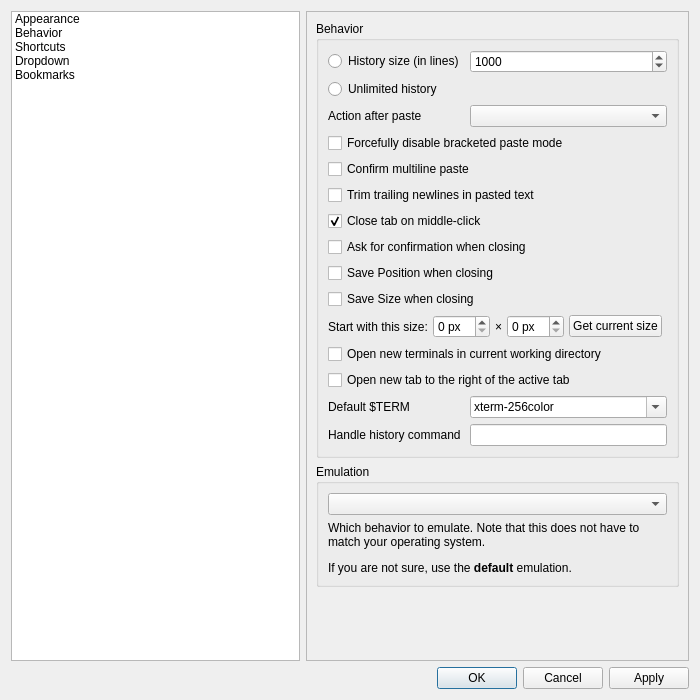
Above: src/forms/propertiesdialog.ui from lxqt/qterminal before the change. Below: the same form after it.
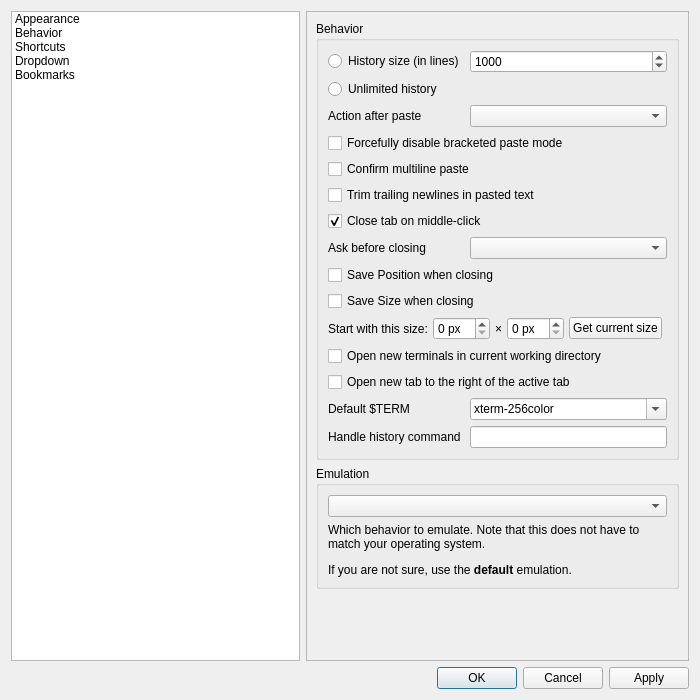
That is the form after the change. The open tabs and pages were chosen to show the change. Icons and pictures are not drawn.

Commit message: #173 change setting for ask exit dialog

Patch:
```diff
--- a/src/forms/propertiesdialog.ui
+++ b/src/forms/propertiesdialog.ui
@@ -70,6 +70,9 @@
    </item>
    <item row="0" column="1">
     <widget class="QStackedWidget" name="stackedWidget">
+     <property name="enabled">
+      <bool>true</bool>
+     </property>
      <property name="frameShape">
       <enum>QFrame::StyledPanel</enum>
      </property>
@@ -562,8 +565,8 @@
            <rect>
             <x>0</x>
             <y>0</y>
-            <width>464</width>
-            <height>633</height>
+            <width>452</width>
+            <height>712</height>
            </rect>
           </property>
           <layout class="QGridLayout" name="gridLayout_5">
@@ -611,7 +614,67 @@
               <string>Behavior</string>
              </property>
              <layout class="QGridLayout" name="gridLayout_2">
-              <item row="14" column="0">
+              <item row="9" column="0" colspan="2">
+               <widget class="QCheckBox" name="savePosOnExitCheckBox">
+                <property name="text">
+                 <string>Save Position when closing</string>
+                </property>
+               </widget>
+              </item>
+              <item row="13" column="0" colspan="2">
+               <widget class="QCheckBox" name="openNewTabRightToActiveTabCheckBox">
+                <property name="toolTip">
+                 <string>If unchecked the new tab will be opened as the rightmost tab</string>
+                </property>
+                <property name="text">
+                 <string>Open new tab to the right of the active tab</string>
+                </property>
+               </widget>
+              </item>
+              <item row="4" column="0" colspan="2">
+               <widget class="QCheckBox" name="confirmMultilinePasteCheckBox">
+                <property name="text">
+                 <string>Confirm multiline paste</string>
+                </property>
+               </widget>
+              </item>
+              <item row="5" column="0" colspan="2">
+               <widget class="QCheckBox" name="trimPastedTrailingNewlinesCheckBox">
+                <property name="text">
+                 <string>Trim trailing newlines in pasted text</string>
+                </property>
+               </widget>
+              </item>
+              <item row="2" column="1">
+               <widget class="QComboBox" name="motionAfterPasting_comboBox"/>
+              </item>
+              <item row="14" column="1">
+               <widget class="QComboBox" name="termComboBox">
+                <property name="sizePolicy">
+                 <sizepolicy hsizetype="Expanding" vsizetype="Fixed">
+                  <horstretch>0</horstretch>
+                  <verstretch>0</verstretch>
+                 </sizepolicy>
+                </property>
+                <property name="editable">
+                 <bool>true</bool>
+                </property>
+                <property name="currentIndex">
+                 <number>1</number>
+                </property>
+                <item>
+                 <property name="text">
+                  <string notr="true">xterm</string>
+                 </property>
+                </item>
+                <item>
+                 <property name="text">
+                  <string notr="true">xterm-256color</string>
+                 </property>
+                </item>
+               </widget>
+              </item>
+              <item row="15" column="0">
                <widget class="QLabel" name="label_17">
                 <property name="toolTip">
                  <string>This command will be run with an argument containing the file name of a tempfile containing the scrollback history</string>
@@ -621,7 +684,61 @@
                 </property>
                </widget>
               </item>
+              <item row="6" column="0" colspan="2">
+               <widget class="QCheckBox" name="closeTabOnMiddleClickCheckBox">
+                <property name="text">
+                 <string>Close tab on middle-click</string>
+                </property>
+                <property name="checked">
+                 <bool>true</bool>
+                </property>
+               </widget>
+              </item>
+              <item row="0" column="1">
+               <widget class="QSpinBox" name="historyLimitedTo">
+                <property name="minimum">
+                 <number>100</number>
+                </property>
+                <property name="maximum">
+                 <number>1000000</number>
+                </property>
+                <property name="value">
+                 <number>1000</number>
+                </property>
+               </widget>
+              </item>
+              <item row="14" column="0">
+               <widget class="QLabel" name="label_14">
+                <property name="text">
+                 <string>Default $TERM</string>
+                </property>
+               </widget>
+              </item>
+              <item row="15" column="1">
+               <widget class="QLineEdit" name="handleHistoryLineEdit"/>
+              </item>
+              <item row="1" column="0" colspan="2">
+               <widget class="QRadioButton" name="historyUnlimited">
+                <property name="text">
+                 <string>Unlimited history</string>
+                </property>
+               </widget>
+              </item>
               <item row="10" column="0" colspan="2">
+               <widget class="QCheckBox" name="saveSizeOnExitCheckBox">
+                <property name="text">
+                 <string>Save Size when closing</string>
+                </property>
+               </widget>
+              </item>
+              <item row="0" column="0">
+               <widget class="QRadioButton" name="historyLimited">
+                <property name="text">
+                 <string>History size (in lines)</string>
+                </property>
+               </widget>
+              </item>
+              <item row="11" column="0" colspan="2">
                <layout class="QHBoxLayout" name="horizontalLayout_4">
                 <property name="spacing">
                  <number>5</number>
@@ -679,30 +796,11 @@
                 </item>
                </layout>
               </item>
-              <item row="13" column="1">
-               <widget class="QComboBox" name="termComboBox">
-                <property name="sizePolicy">
-                 <sizepolicy hsizetype="Expanding" vsizetype="Fixed">
-                  <horstretch>0</horstretch>
-                  <verstretch>0</verstretch>
-                 </sizepolicy>
+              <item row="12" column="0" colspan="2">
+               <widget class="QCheckBox" name="useCwdCheckBox">
+                <property name="text">
+                 <string>Open new terminals in current working directory</string>
                 </property>
-                <property name="editable">
-                 <bool>true</bool>
-                </property>
-                <property name="currentIndex">
-                 <number>1</number>
-                </property>
-                <item>
-                 <property name="text">
-                  <string notr="true">xterm</string>
-                 </property>
-                </item>
-                <item>
-                 <property name="text">
-                  <string notr="true">xterm-256color</string>
-                 </property>
-                </item>
                </widget>
               </item>
               <item row="2" column="0">
@@ -715,108 +813,6 @@
                 </property>
                </widget>
               </item>
-              <item row="2" column="1">
-               <widget class="QComboBox" name="motionAfterPasting_comboBox"/>
-              </item>
-              <item row="11" column="0" colspan="2">
-               <widget class="QCheckBox" name="useCwdCheckBox">
-                <property name="text">
-                 <string>Open new terminals in current working directory</string>
-                </property>
-               </widget>
-              </item>
-              <item row="12" column="0" colspan="2">
-               <widget class="QCheckBox" name="openNewTabRightToActiveTabCheckBox">
-                <property name="text">
-                 <string>Open new tab to the right of the active tab</string>
-                </property>
-                <property name="toolTip">
-                 <string>If unchecked the new tab will be opened as the rightmost tab</string>
-                </property>
-               </widget>
-              </item>
-              <item row="13" column="0">
-               <widget class="QLabel" name="label_14">
-                <property name="text">
-                 <string>Default $TERM</string>
-                </property>
-               </widget>
-              </item>
-              <item row="4" column="0" colspan="2">
-               <widget class="QCheckBox" name="confirmMultilinePasteCheckBox">
-                <property name="text">
-                 <string>Confirm multiline paste</string>
-                </property>
-               </widget>
-              </item>
-              <item row="9" column="0" colspan="2">
-               <widget class="QCheckBox" name="saveSizeOnExitCheckBox">
-                <property name="text">
-                 <string>Save Size when closing</string>
-                </property>
-               </widget>
-              </item>
-              <item row="6" column="0" colspan="2">
-               <widget class="QCheckBox" name="closeTabOnMiddleClickCheckBox">
-                <property name="text">
-                 <string>Close tab on middle-click</string>
-                </property>
-                <property name="checked">
-                 <bool>true</bool>
-                </property>
-               </widget>
-              </item>
-              <item row="7" column="0" colspan="2">
-               <widget class="QCheckBox" name="askOnExitCheckBox">
-                <property name="text">
-                 <string>Ask for confirmation when closing</string>
-                </property>
-               </widget>
-              </item>
-              <item row="14" column="1">
-               <widget class="QLineEdit" name="handleHistoryLineEdit"/>
-              </item>
-              <item row="0" column="0">
-               <widget class="QRadioButton" name="historyLimited">
-                <property name="text">
-                 <string>History size (in lines)</string>
-                </property>
-               </widget>
-              </item>
-              <item row="5" column="0" colspan="2">
-               <widget class="QCheckBox" name="trimPastedTrailingNewlinesCheckBox">
-                <property name="text">
-                 <string>Trim trailing newlines in pasted text</string>
-                </property>
-               </widget>
-              </item>
-              <item row="8" column="0" colspan="2">
-               <widget class="QCheckBox" name="savePosOnExitCheckBox">
-                <property name="text">
-                 <string>Save Position when closing</string>
-                </property>
-               </widget>
-              </item>
-              <item row="0" column="1">
-               <widget class="QSpinBox" name="historyLimitedTo">
-                <property name="minimum">
-                 <number>100</number>
-                </property>
-                <property name="maximum">
-                 <number>1000000</number>
-                </property>
-                <property name="value">
-                 <number>1000</number>
-                </property>
-               </widget>
-              </item>
-              <item row="1" column="0" colspan="2">
-               <widget class="QRadioButton" name="historyUnlimited">
-                <property name="text">
-                 <string>Unlimited history</string>
-                </property>
-               </widget>
-              </item>
               <item row="3" column="0" colspan="2">
                <widget class="QCheckBox" name="disableBracketedPasteModeCheckBox">
                 <property name="text">
@@ -827,6 +823,16 @@
                 </property>
                </widget>
               </item>
+              <item row="7" column="0">
+               <widget class="QLabel" name="label_18">
+                <property name="text">
+                 <string>Ask before closing</string>
+                </property>
+               </widget>
+              </item>
+              <item row="7" column="1">
+               <widget class="QComboBox" name="askOnExit_comboBox"/>
+              </item>
              </layout>
             </widget>
            </item>
```
Left out of the diff: 48 changed lines with no effect on the pictures. The commit also changes 5 other files.
